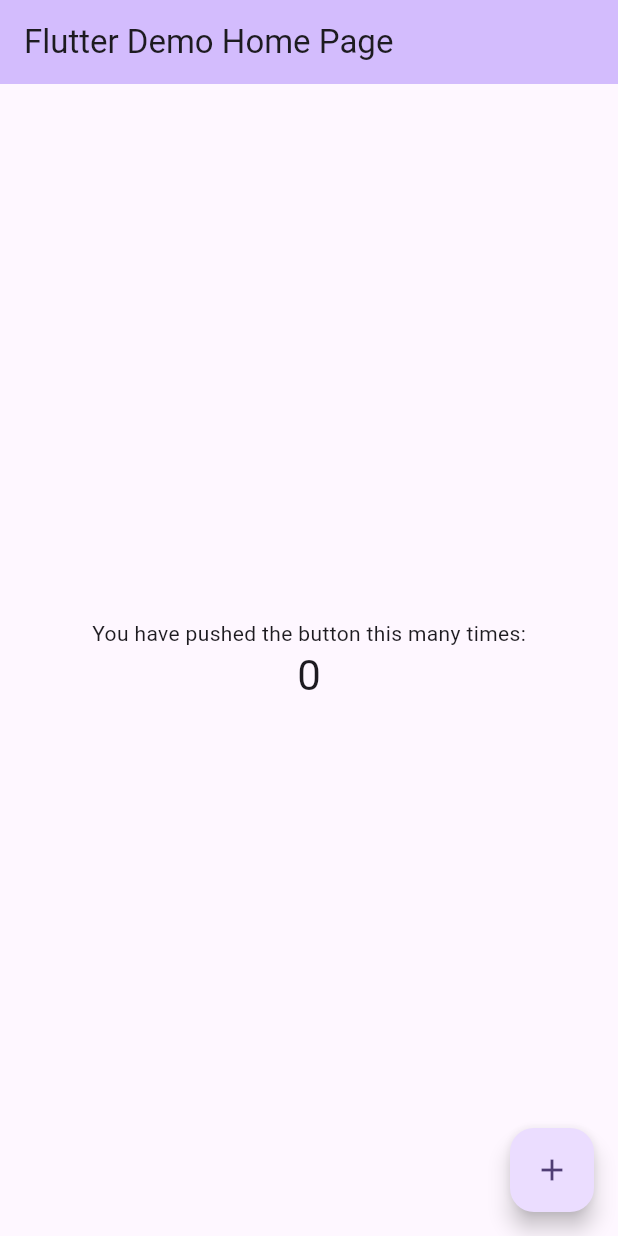
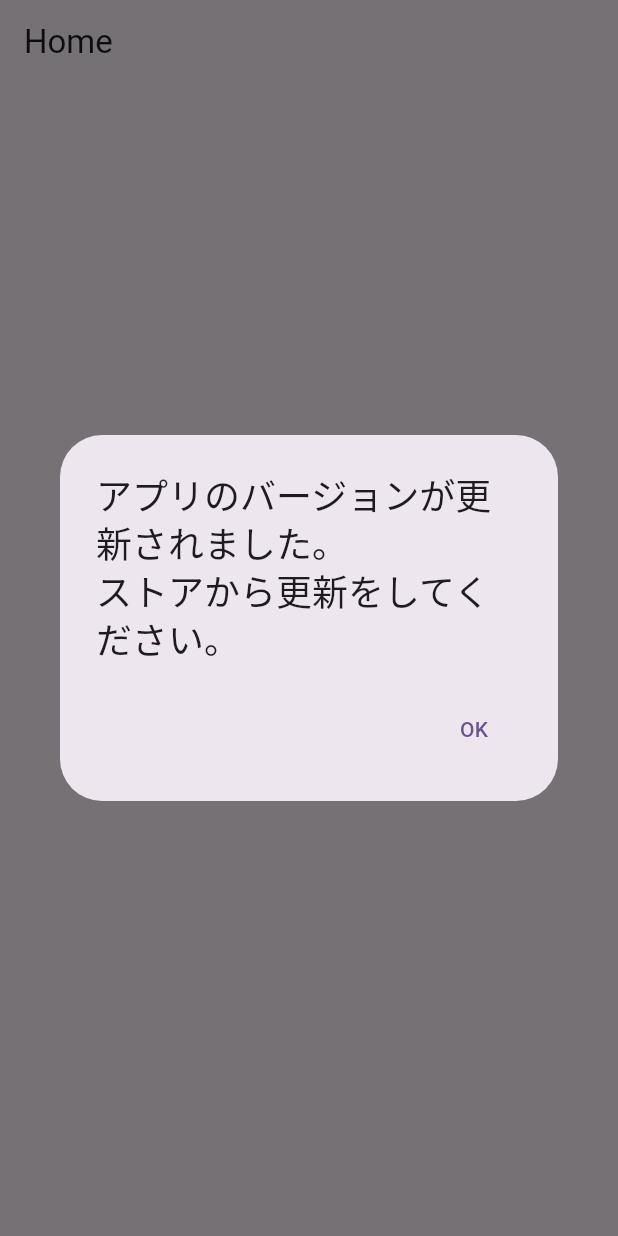
Before and after one commit to tttuuu1234/sample_force_update_to_api, a Flutter app: the screen it shows after launch, on a phone screen of 412 x 824 dp. Run offline on Flutter 3.47's test engine with Material 2 defaults, Android fonts, the light colour scheme and no system bars; our stand-ins replace flutter_riverpod, package_info_plus.

Commit message:
アプリのバージョン更新をできるように実装

```diff
--- a/lib/main.dart
+++ b/lib/main.dart
@@ -1,125 +1,112 @@
+import 'dart:developer';
+
 import 'package:flutter/material.dart';
+import 'package:flutter_riverpod/flutter_riverpod.dart';
+import 'package:package_info_plus/package_info_plus.dart';
+import 'package:sampel_force_update_to_api/device_info.dart';
+import 'package:sampel_force_update_to_api/repository.dart';
 
-void main() {
-  runApp(const MyApp());
+final navigatorKeyProvider = Provider((_) {
+  return GlobalKey<NavigatorState>();
+});
+
+Future<void> main() async {
+  WidgetsFlutterBinding.ensureInitialized();
+  runApp(
+    ProviderScope(
+      overrides: [
+        packageInfoProvider.overrideWithValue(
+          await PackageInfo.fromPlatform(),
+        ),
+      ],
+      child: const App(),
+    ),
+  );
 }
 
-class MyApp extends StatelessWidget {
-  const MyApp({super.key});
+class App extends ConsumerStatefulWidget {
+  const App({super.key});
 
-  // This widget is the root of your application.
+  @override
+  ConsumerState<ConsumerStatefulWidget> createState() => _AppState();
+}
+
+class _AppState extends ConsumerState<App> with WidgetsBindingObserver {
+  @override
+  void initState() {
+    Future(() async {
+      try {
+        final response =
+            await ref.read(appVersionRepositoryProvider).confirmAppVersion();
+        final currentDeviceVersion = ref.read(currentVersionProvider);
+        log(currentDeviceVersion);
+        if (currentDeviceVersion == response.version) {
+          return;
+        }
+
+        if (!context.mounted) {
+          return;
+        }
+
+        log(context.mounted.toString());
+
+        final currentContext = ref.read(navigatorKeyProvider).currentContext!;
+        await showAdaptiveDialog(
+          context: currentContext,
+          barrierDismissible: false,
+          builder: (context) {
+            return AlertDialog.adaptive(
+              title: const Text('アプリのバージョンが更新されました。\nストアから更新をしてください。'),
+              actions: [
+                TextButton(onPressed: () {}, child: const Text('OK')),
+              ],
+            );
+          },
+        );
+      } catch (e) {
+        log(e.toString());
+      }
+    });
+    super.initState();
+  }
+
   @override
   Widget build(BuildContext context) {
     return MaterialApp(
       title: 'Flutter Demo',
       theme: ThemeData(
-        // This is the theme of your application.
-        //
-        // TRY THIS: Try running your application with "flutter run". You'll see
-        // the application has a blue toolbar. Then, without quitting the app,
-        // try changing the seedColor in the colorScheme below to Colors.green
-        // and then invoke "hot reload" (save your changes or press the "hot
-        // reload" button in a Flutter-supported IDE, or press "r" if you used
-        // the command line to start the app).
-        //
-        // Notice that the counter didn't reset back to zero; the application
-        // state is not lost during the reload. To reset the state, use hot
-        // restart instead.
-        //
-        // This works for code too, not just values: Most code changes can be
-        // tested with just a hot reload.
         colorScheme: ColorScheme.fromSeed(seedColor: Colors.deepPurple),
         useMaterial3: true,
       ),
-      home: const MyHomePage(title: 'Flutter Demo Home Page'),
+      navigatorKey: ref.watch(navigatorKeyProvider),
+      home: const HomePage(),
+    );
+  }
+
+  @override
+  void didChangeAppLifecycleState(AppLifecycleState state) {
+    super.didChangeAppLifecycleState(state);
+    log('ライフサイクル');
+    log(state.name);
+    switch (state) {
+      case AppLifecycleState.resumed:
+        break;
+      case AppLifecycleState.inactive:
+      case AppLifecycleState.paused:
+      case AppLifecycleState.detached:
+        break;
+      case AppLifecycleState.hidden:
+    }
+  }
+}
+
+class HomePage extends ConsumerWidget {
+  const HomePage({super.key});
+
+  @override
+  Widget build(BuildContext context, WidgetRef ref) {
+    return Scaffold(
+      appBar: AppBar(title: const Text('Home')),
     );
   }
 }
-
-class MyHomePage extends StatefulWidget {
-  const MyHomePage({super.key, required this.title});
-
-  // This widget is the home page of your application. It is stateful, meaning
-  // that it has a State object (defined below) that contains fields that affect
-  // how it looks.
-
-  // This class is the configuration for the state. It holds the values (in this
-  // case the title) provided by the parent (in this case the App widget) and
-  // used by the build method of the State. Fields in a Widget subclass are
-  // always marked "final".
-
-  final String title;
-
-  @override
-  State<MyHomePage> createState() => _MyHomePageState();
-}
-
-class _MyHomePageState extends State<MyHomePage> {
-  int _counter = 0;
-
-  void _incrementCounter() {
-    setState(() {
-      // This call to setState tells the Flutter framework that something has
-      // changed in this State, which causes it to rerun the build method below
-      // so that the display can reflect the updated values. If we changed
-      // _counter without calling setState(), then the build method would not be
-      // called again, and so nothing would appear to happen.
-      _counter++;
-    });
-  }
-
-  @override
-  Widget build(BuildContext context) {
-    // This method is rerun every time setState is called, for instance as done
-    // by the _incrementCounter method above.
-    //
-    // The Flutter framework has been optimized to make rerunning build methods
-    // fast, so that you can just rebuild anything that needs updating rather
-    // than having to individually change instances of widgets.
-    return Scaffold(
-      appBar: AppBar(
-        // TRY THIS: Try changing the color here to a specific color (to
-        // Colors.amber, perhaps?) and trigger a hot reload to see the AppBar
-        // change color while the other colors stay the same.
-        backgroundColor: Theme.of(context).colorScheme.inversePrimary,
-        // Here we take the value from the MyHomePage object that was created by
-        // the App.build method, and use it to set our appbar title.
-        title: Text(widget.title),
-      ),
-      body: Center(
-        // Center is a layout widget. It takes a single child and positions it
-        // in the middle of the parent.
-        child: Column(
-          // Column is also a layout widget. It takes a list of children and
-          // arranges them vertically. By default, it sizes itself to fit its
-          // children horizontally, and tries to be as tall as its parent.
-          //
-          // Column has various properties to control how it sizes itself and
-          // how it positions its children. Here we use mainAxisAlignment to
-          // center the children vertically; the main axis here is the vertical
-          // axis because Columns are vertical (the cross axis would be
-          // horizontal).
-          //
-          // TRY THIS: Invoke "debug painting" (choose the "Toggle Debug Paint"
-          // action in the IDE, or press "p" in the console), to see the
-          // wireframe for each widget.
-          mainAxisAlignment: MainAxisAlignment.center,
-          children: <Widget>[
-            const Text(
-              'You have pushed the button this many times:',
-            ),
-            Text(
-              '$_counter',
-              style: Theme.of(context).textTheme.headlineMedium,
-            ),
-          ],
-        ),
-      ),
-      floatingActionButton: FloatingActionButton(
-        onPressed: _incrementCounter,
-        tooltip: 'Increment',
-        child: const Icon(Icons.add),
-      ), // This trailing comma makes auto-formatting nicer for build methods.
-    );
-  }
-}
--- /dev/null
+++ b/lib/repository.dart
@@ -0,0 +1,20 @@
+import 'package:flutter_riverpod/flutter_riverpod.dart';
+import 'package:sampel_force_update_to_api/model.dart';
+
+final appVersionRepositoryProvider =
+    Provider.autoDispose<AppVersionRepository>((ref) {
+  return const AppVersionRepository();
+});
+
+class AppVersionRepository {
+  const AppVersionRepository();
+
+  Future<AppVersionModel> confirmAppVersion() async {
+    try {
+      await Future.delayed(const Duration(seconds: 1));
+      return AppVersionModel.fromJson({'version': '1.0.1', 'device': 1});
+    } catch (e) {
+      throw Exception('エラーが発生しました。');
+    }
+  }
+}
--- a/pubspec.yaml
+++ b/pubspec.yaml
@@ -35,6 +35,9 @@ dependencies:
   # The following adds the Cupertino Icons font to your application.
   # Use with the CupertinoIcons class for iOS style icons.
   cupertino_icons: ^1.0.2
+  flutter_riverpod: ^2.4.0
+  dio: ^5.3.3
+  package_info_plus: ^4.1.0
 
 dev_dependencies:
   flutter_test:
```
Also changed, not shown: lib/device_info.dart (added, +22 -0 lines), lib/model.dart (added, +13 -0 lines), pubspec.lock, 11 other files.
